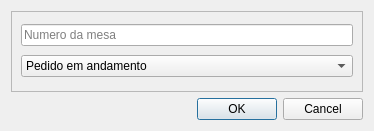
Old version of the form cliente_funcionario_server/src/screen/ui/diago_inserir.ui in the repository JonasCGN/Projeto-Final-POO-II.
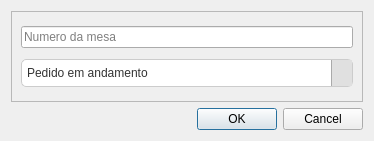
New version of the form.

Commit message: fix: consertando possiveis bugs para a apresentação.

What changed in the file:
```diff
--- a/cliente_funcionario_server/src/screen/ui/diago_inserir.ui
+++ b/cliente_funcionario_server/src/screen/ui/diago_inserir.ui
@@ -7,12 +7,101 @@
     <x>0</x>
     <y>0</y>
     <width>374</width>
-    <height>131</height>
+    <height>141</height>
    </rect>
   </property>
   <property name="windowTitle">
    <string>Dialog</string>
   </property>
+  <property name="styleSheet">
+   <string notr="true">
+QMainWindow {
+    background-color: #f9f9f9; 
+    border: 1px solid #ccc
+}
+
+QTabWidget::pane {
+    border: 1px solid #aaa; 
+    background-color: #ffffff;
+}
+
+
+QComboBox {
+    background-color: #ffffff;
+    border: 1px solid #ccc;
+    border-radius: 5px;
+    padding: 5px;
+    color: #333;
+}
+
+QComboBox:disabled {
+    background-color: #f0f0f0; /* Cor de fundo para desativado */
+    border: 1px solid #aaa; /* Cor da borda quando desativado */
+    color: #888; /* Cor do texto quando desativado */
+}
+
+QComboBox::drop-down {
+    border-left: 1px solid #aaa;
+    width: 20px;
+    background: #e0e0e0;
+}
+
+QMenuBar {
+    background-color: #e0e0e0;
+    border-bottom: 1px solid #ccc;
+}
+
+QMenuBar::item {
+    padding: 5px 10px;
+    background: transparent;
+}
+
+QMenuBar::item:selected {
+    background: #d0d0d0;
+}
+
+QMenu {
+    background: #ffffff;
+    border: 1px solid #ccc;
+}
+
+QMenu::item:selected {
+    background: #0078d4;
+    color: white;
+}
+
+/* Separadores visuais */
+QListView::item {
+    border-bottom: 1px solid #ddd; /* Linha entre os itens */
+    padding: 2px;
+    padding-left: 12px; /* Espaço reservado para o indicador */
+    position: relative; /* Necessário para posicionar o indicador */
+}
+
+/* Indicador de status */
+QListView::item {
+    content: &quot;&quot;;
+    position: absolute;
+    left: 0; /* Posicionado no início do item */
+    top: 0;
+    bottom: 0;
+    width: 16px; /* Largura do indicador */
+}
+
+/* Itens selecionados */
+QListView::item:selected {
+    background-color: #0078d4;
+    color: white;
+}
+
+/* Separadores especiais */
+QListView::item[separator=&quot;true&quot;] {
+    background-color: #f0f0f0;
+    font-weight: bold;
+    border-bottom: 2px solid #aaa;
+}
+</string>
+  </property>
   <property name="modal">
    <bool>true</bool>
   </property>
```
The commit also changes 15 other files.
